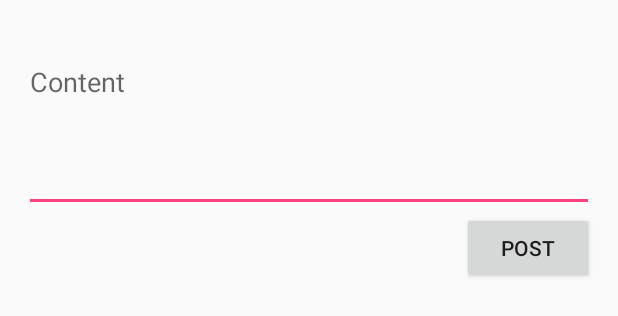
After one commit to mjurinic/Postter, an Android app: the layout activity_compose.xml on its own in the app's theme, with its tools: preview values and no code run, on a phone screen of 412 x 824 dp. The commit adds this screen. Shown: the top 316 px of the screen. Run offline under Robolectric (Android 15) with nearby library versions, the phone set to English and light mode, and no system bars.

Commit message:
composer fragment replaced by floating action button...on FAB clicked a new compose activity opens instead

```diff
--- a/app/src/main/java/hr/foi/mjurinic/postter/dagger/components/NewPostComponent.java
+++ b/app/src/main/java/hr/foi/mjurinic/postter/dagger/components/NewPostComponent.java
@@ -1,11 +1,11 @@
 package hr.foi.mjurinic.postter.dagger.components;
 
 import dagger.Component;
+import hr.foi.mjurinic.postter.activities.ComposeActivity;
 import hr.foi.mjurinic.postter.dagger.modules.AppContextModule;
 import hr.foi.mjurinic.postter.dagger.modules.CacheModule;
 import hr.foi.mjurinic.postter.dagger.modules.NetworkModule;
 import hr.foi.mjurinic.postter.dagger.modules.NewPostModule;
-import hr.foi.mjurinic.postter.fragments.NewPostFragment;
 
 /**
  * Created by mjurinic on 07.01.16..
@@ -18,5 +18,5 @@ import hr.foi.mjurinic.postter.fragments.NewPostFragment;
 })
 public interface NewPostComponent {
 
-    void inject(NewPostFragment fragment);
+    void inject(ComposeActivity activity);
 }
--- /dev/null
+++ b/app/src/main/res/layout/activity_compose.xml
@@ -0,0 +1,34 @@
+<?xml version="1.0" encoding="utf-8"?>
+<LinearLayout xmlns:android="http://schemas.android.com/apk/res/android"
+    xmlns:tools="http://schemas.android.com/tools"
+    android:layout_width="match_parent"
+    android:layout_height="match_parent"
+    android:paddingBottom="@dimen/activity_vertical_margin"
+    android:paddingLeft="@dimen/activity_horizontal_margin"
+    android:paddingRight="@dimen/activity_horizontal_margin"
+    android:paddingTop="@dimen/activity_vertical_margin"
+    android:orientation="vertical"
+    tools:context="hr.foi.mjurinic.postter.activities.ComposeActivity">
+
+    <EditText
+        android:layout_marginTop="@dimen/default_spacing"
+        android:id="@+id/et_post_body"
+        android:inputType="textMultiLine"
+        android:lines="8"
+        android:minLines="4"
+        android:gravity="top|left"
+        android:maxLines="10"
+        android:hint="Content"
+        android:layout_height="wrap_content"
+        android:layout_width="fill_parent"
+        android:scrollbars="vertical" />
+
+    <Button
+        android:id="@+id/btn_new_post"
+        android:layout_width="wrap_content"
+        android:layout_height="wrap_content"
+        android:layout_alignParentRight="true"
+        android:layout_gravity="right"
+        android:text="Post" />
+
+</LinearLayout>
```
Also changed, not shown: app/src/main/AndroidManifest.xml (+6 -7 lines), app/src/main/java/hr/foi/mjurinic/postter/activities/ComposeActivity.java (renamed from app/src/main/java/hr/foi/mjurinic/postter/fragments/NewPostFragment.java, +23 -17 lines), app/src/main/java/hr/foi/mjurinic/postter/activities/MainActivity.java (+7 -3 lines), app/src/main/java/hr/foi/mjurinic/postter/adapters/NewsFeedAdapter.java (+16 -10 lines), app/src/main/java/hr/foi/mjurinic/postter/fragments/NewsFeedFragment.java (+47 -8 lines), app/src/main/res/layout/activity_main.xml (+20 -9 lines), app/src/main/res/layout/fragment_news_feed.xml (+13 -6 lines), app/src/main/compose-web.png (added), app/src/main/res/mipmap-hdpi/compose.png (added), app/src/main/res/mipmap-mdpi/compose.png (added), app/src/main/res/mipmap-xhdpi/compose.png (added), app/src/main/res/mipmap-xxhdpi/compose.png (added), app/src/main/res/mipmap-xxxhdpi/compose.png (added).
